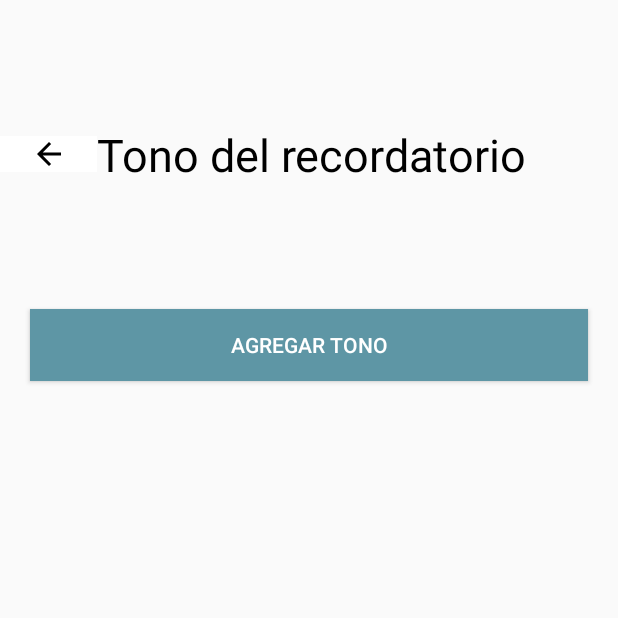
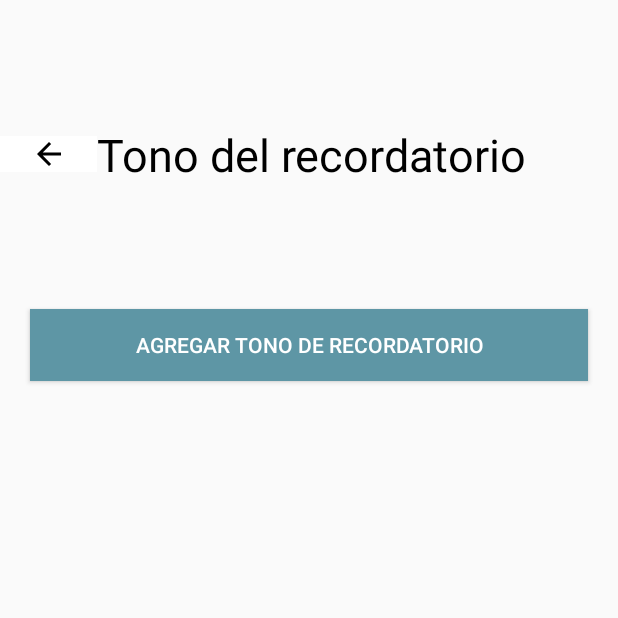
Before and after one commit to gabriel10987/RecordatorioMedico, an Android app: the SoundActivity screen opened directly, with no data from a screen before it, on a phone screen of 412 x 824 dp, the top half of it. Run offline under Robolectric (Android 15) with nearby library versions, the phone set to English and light mode, and no system bars.

Commit message:
archivo activity_sound modificado

```diff
--- a/app/src/main/res/layout/activity_sound.xml
+++ b/app/src/main/res/layout/activity_sound.xml
@@ -37,7 +37,7 @@
         android:id="@+id/btn_add_tone"
         android:layout_width="match_parent"
         android:layout_height="wrap_content"
-        android:text="Agregar tono"
+        android:text="Agregar tono de recordatorio"
         android:layout_marginHorizontal="20dp"
         android:layout_marginBottom="20dp"
         android:textColor="@color/white"
```
